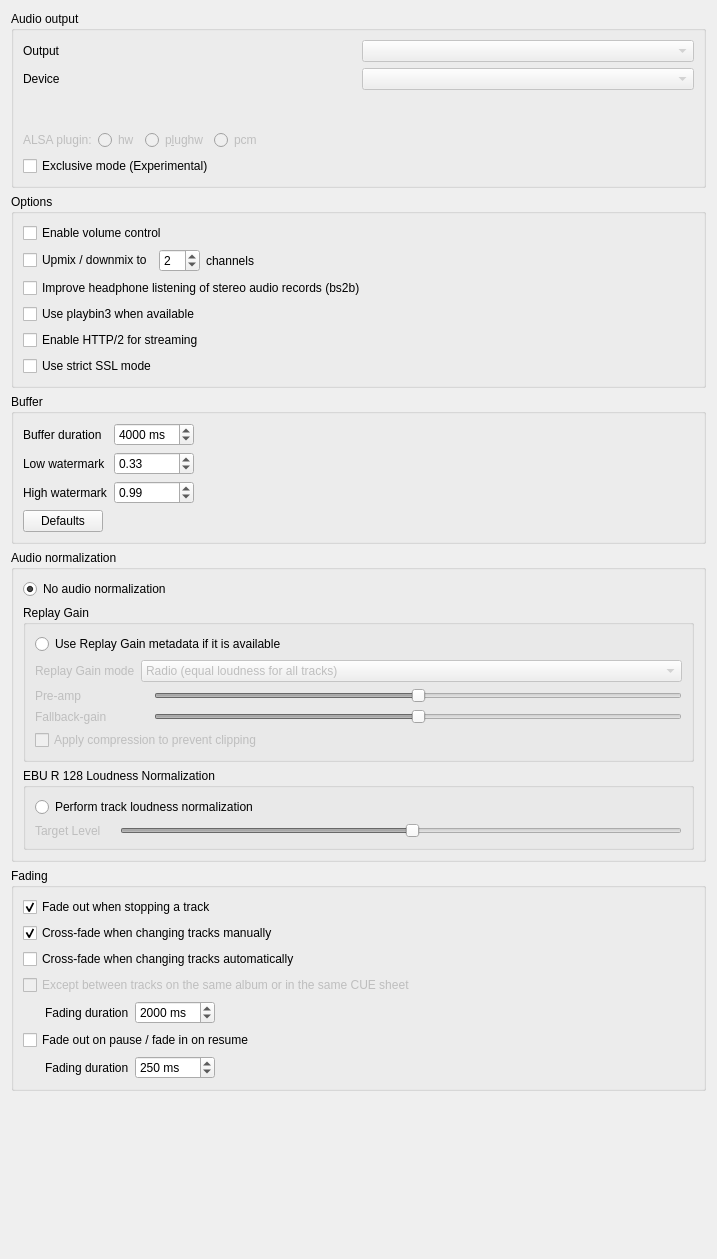
Old version of the form src/settings/backendsettingspage.ui in the repository strawberrymusicplayer/strawberry.
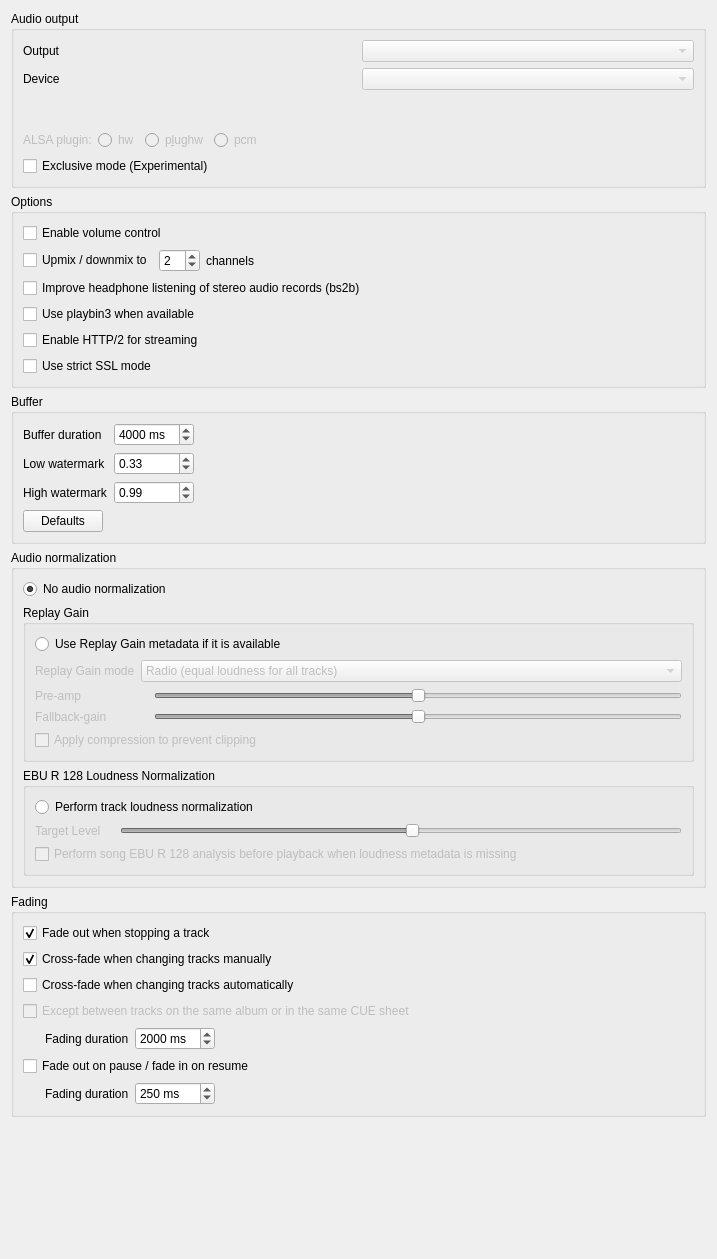
New version of the form. Custom widgets are drawn as their Qt base class.

Commit message: BackendSettingsPage: Add checkbox for to enable EBU R 128 analysis before playback when loudness metadata is missing

What changed in the file:
```diff
--- a/src/settings/backendsettingspage.ui
+++ b/src/settings/backendsettingspage.ui
@@ -680,6 +680,13 @@
               </item>
              </layout>
             </item>
+             <item row="1" column="0" colspan="2">
+              <widget class="QCheckBox" name="checkbox_ebur128_analyze_missing_loudness_before_playback">
+               <property name="text">
+                <string>Perform song EBU R 128 analysis before playback when loudness metadata is missing</string>
+               </property>
+              </widget>
+             </item>
            </layout>
           </widget>
          </item>
```
Left out of the diff: 1 changed line with no effect on the pictures. Lines whose indentation alone changed are shown as unchanged. The commit also changes 2 other files.
